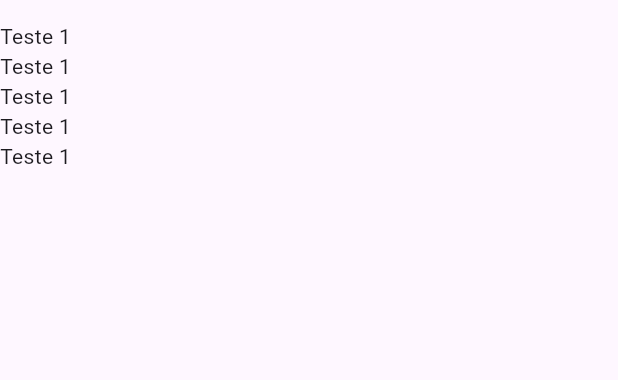
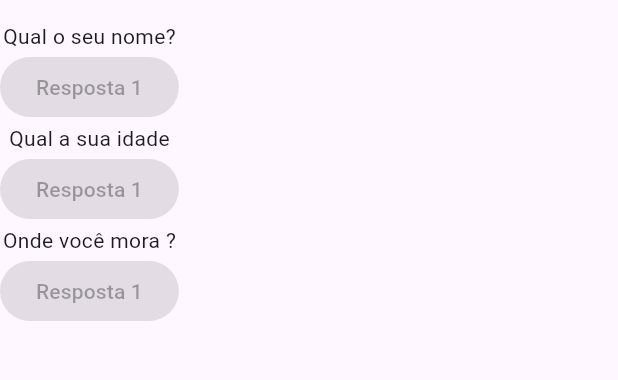
Before and after one commit to Lucas2799/Flutter_app, a Flutter app: the screen it shows after launch, on a phone screen of 412 x 824 dp, the part 63-443 px from its top. Run offline on Flutter 3.47's test engine with Material 3 defaults, Android fonts, the phone set to English and light mode, and no system bars.

Commit message:
Estruturas de perguntas e Buttons

```diff
--- a/lib/main.dart
+++ b/lib/main.dart
@@ -8,19 +8,38 @@ main() {
 class Perguntas extends StatelessWidget {
   @override
   Widget build(BuildContext context) {
+    final perguntas = [
+      //LIsta de perguntas a serem chamadas no Body
+      'Qual o seu nome?',
+      'Qual a sua idade',
+      'Onde você mora ?',
+    ];
+
     return MaterialApp(
       home: Scaffold(
         appBar: AppBar(
           title: Text('Perguntas'),
         ),
         body: Column(
-          // Boddy recebe apenas um Widget, sendo nescessario chamar um widget que recebe uma lista
-          children: [
-            Text('Teste 1'),
-            Text('Teste 1'),
-            Text('Teste 1'),
-            Text('Teste 1'),
-            Text('Teste 1'),
+          children: <Widget>[
+            //pergunta 0
+            Text(perguntas[0]),
+            ElevatedButton(
+              child: Text('Resposta 1'),
+              onPressed: null,
+            ),
+            //pergunta 1
+            Text(perguntas[1]),
+            ElevatedButton(
+              child: Text('Resposta 1'),
+              onPressed: null,
+            ),
+
+            Text(perguntas[2]),
+            ElevatedButton(
+              child: Text('Resposta 1'),
+              onPressed: null,
+            ),
           ],
         ),
       ),
```
